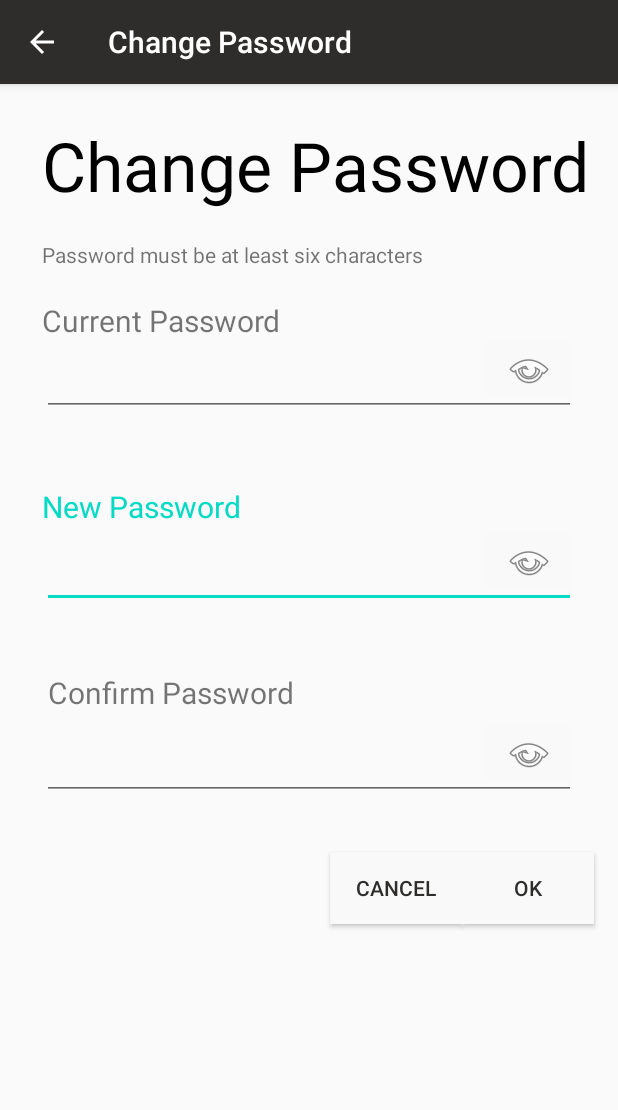
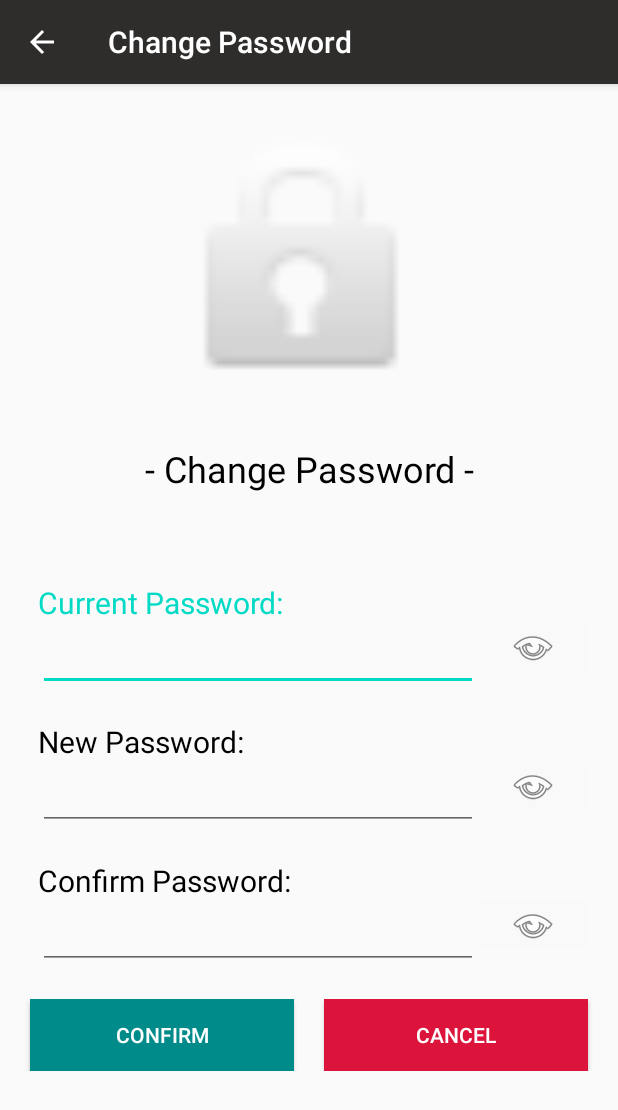
Before and after one commit to qixunnnn/MAD-Team2-Assignment, an Android app: the ChangePassActivity screen opened directly, with no data from a screen before it, on a phone screen of 412 x 824 dp. Shown: the top 1110 px of the screen. Run offline under Robolectric (Android 15) with nearby library versions, the phone set to English and light mode, and no system bars.

Commit message:
Edited design suitable for change of orientation

```diff
--- a/app/src/main/java/sg/edu/sg/mad_t02_assignment/ChangePassActivity.java
+++ b/app/src/main/java/sg/edu/sg/mad_t02_assignment/ChangePassActivity.java
@@ -28,6 +28,7 @@ public class ChangePassActivity extends AppCompatActivity {
     Button OkBtn;
     EditText et;
     TextView tv;
+    TextView em;
     private String TAG = "Learning@NP";
     private String FILENAME = "SettingActivity.java";
     private SharedPreferences changePassPreferences;
@@ -61,7 +62,6 @@ public class ChangePassActivity extends AppCompatActivity {
             R.id.EMNewPass,
             R.id.EMConfirmPass,
     };
-
     private View.OnTouchListener touch = new View.OnTouchListener() {
         @Override
         public boolean onTouch(View v, MotionEvent event) {
--- a/app/src/main/res/layout/activity_change_pass.xml
+++ b/app/src/main/res/layout/activity_change_pass.xml
@@ -1,192 +1,202 @@
 <?xml version="1.0" encoding="utf-8"?>
-<androidx.constraintlayout.widget.ConstraintLayout xmlns:android="http://schemas.android.com/apk/res/android"
+<LinearLayout xmlns:android="http://schemas.android.com/apk/res/android"
     xmlns:app="http://schemas.android.com/apk/res-auto"
     xmlns:tools="http://schemas.android.com/tools"
     android:layout_width="match_parent"
     android:layout_height="match_parent"
-    tools:context=".ChangePassActivity">
+    tools:context=".ChangePassActivity"
+    android:orientation="vertical">
 
+    <ScrollView
+        android:layout_width="match_parent"
+        android:layout_height="match_parent"
+        android:fillViewport="true"
+        >
+        <LinearLayout
+            android:layout_width="match_parent"
+            android:layout_height="wrap_content"
+            android:orientation="vertical">
+    <ImageView
+        android:layout_width="match_parent"
+        android:layout_height="200dp"
+        app:srcCompat="@android:drawable/ic_lock_idle_lock"
+        android:layout_marginTop="20dp"/>
     <TextView
         android:id="@+id/textView2"
+        android:layout_width="match_parent"
+        android:layout_height="wrap_content"
+        android:text="- Change Password -"
+        android:textColor="@color/Black"
+        android:textSize="24sp"
+        android:padding="20dp"
+        android:gravity="center"/>
+    <TextView
+        android:id="@+id/EMNewPass"
         android:layout_width="wrap_content"
         android:layout_height="wrap_content"
-        android:layout_marginStart="28dp"
-        android:layout_marginTop="24dp"
-        android:text="Change Password"
-        android:textColor="#000000"
-        android:textSize="45dp"
-        app:layout_constraintStart_toStartOf="parent"
-        app:layout_constraintTop_toTopOf="parent" />
+        android:layout_gravity="center"
+        android:text="Password must be at least six characters"
+        android:textColor="@color/Gray" />
 
-    <EditText
-        android:id="@+id/etNewPass"
-        android:layout_width="356dp"
-        android:layout_height="45dp"
-        android:layout_marginStart="28dp"
-        android:layout_marginTop="304dp"
-        android:ems="10"
-        android:inputType="textPassword"
-        app:layout_constraintStart_toStartOf="parent"
-        app:layout_constraintTop_toTopOf="parent" />
+        <TextView
+            android:id="@+id/tvCurrentPass"
+            android:layout_marginTop="20dp"
+            android:layout_width="wrap_content"
+            android:layout_height="wrap_content"
+            android:shadowColor="#606060"
+            android:text="Current Password: "
+            android:layout_marginStart="25dp"
+            android:textSize="20dp"
+            android:textColor="@color/Black"/>
+    <LinearLayout
+        android:layout_width="match_parent"
+        android:layout_height="wrap_content"
+        android:layout_gravity="center"
+        android:orientation="horizontal">
+        <EditText
+            android:id="@+id/etCurrentPass"
+            android:layout_width="0dp"
+            android:layout_height="wrap_content"
+            android:layout_marginStart="25dp"
+            android:ems="10"
+            android:layout_weight="0.8"
+            android:inputType="textPassword"
+            android:textColorHint="#FFFFFF" />
 
+        <ImageButton
+            android:id="@+id/CurrentPassBtn"
+            android:layout_width="0dp"
+            android:layout_height="wrap_content"
+            android:layout_weight="0.2"
+            android:background="#F9F9F9"
+            android:layout_marginEnd="20dp"
+            app:srcCompat="@android:drawable/ic_menu_view" />
+    </LinearLayout>
     <TextView
-        android:id="@+id/tvCurrentPass"
+        android:id="@+id/tvNewPass"
+        android:layout_marginTop="20dp"
         android:layout_width="wrap_content"
         android:layout_height="wrap_content"
-        android:layout_marginStart="28dp"
-        android:layout_marginTop="144dp"
         android:shadowColor="#606060"
-        android:text="Current Password"
+        android:text="New Password: "
+        android:layout_marginStart="25dp"
         android:textSize="20dp"
-        app:layout_constraintStart_toStartOf="parent"
-        app:layout_constraintTop_toTopOf="parent" />
+        android:textColor="@color/Black"/>
+
+    <LinearLayout
+        android:layout_width="match_parent"
+        android:layout_height="wrap_content"
+        android:layout_gravity="center"
+        android:orientation="horizontal"
+        >
+        <EditText
+            android:id="@+id/etNewPass"
+            android:layout_width="0dp"
+            android:layout_height="wrap_content"
+            android:layout_marginStart="25dp"
+            android:ems="10"
+            android:layout_weight="0.8"
+            android:inputType="textPassword"
+            android:textColorHint="#FFFFFF" />
+
+        <ImageButton
+            android:id="@+id/NewPassBtn"
+            android:layout_width="0dp"
+            android:layout_height="wrap_content"
+            android:layout_weight="0.2"
+            android:background="#F9F9F9"
+            android:layout_marginEnd="20dp"
+            app:srcCompat="@android:drawable/ic_menu_view" />
+
+    </LinearLayout>
 
     <TextView
         android:id="@+id/tvConfirmPass"
+        android:layout_marginTop="20dp"
         android:layout_width="wrap_content"
         android:layout_height="wrap_content"
-        android:layout_marginStart="32dp"
-        android:layout_marginTop="392dp"
-        android:text="Confirm Password"
+        android:shadowColor="#606060"
+        android:text="Confirm Password: "
+        android:layout_marginStart="25dp"
         android:textSize="20dp"
-        app:layout_constraintStart_toStartOf="parent"
-        app:layout_constraintTop_toTopOf="parent" />
+        android:textColor="@color/Black"/>
 
-    <EditText
-        android:id="@+id/etCurrentPass"
-        android:layout_width="356dp"
-        android:layout_height="45dp"
-        android:layout_marginStart="28dp"
-        android:layout_marginTop="176dp"
-        android:ems="10"
-        android:inputType="textPassword"
-        android:textColorHint="#FFFFFF"
-        app:layout_constraintStart_toStartOf="parent"
-        app:layout_constraintTop_toTopOf="parent" />
+    <LinearLayout
+        android:layout_width="match_parent"
+        android:layout_height="wrap_content"
+        android:layout_gravity="center"
+        android:orientation="horizontal"
+        >
+        <EditText
+            android:id="@+id/etConfirmPass"
+            android:layout_width="0dp"
+            android:layout_height="wrap_content"
+            android:layout_marginStart="25dp"
+            android:ems="10"
+            android:layout_weight="0.8"
+            android:inputType="textPassword"
+            android:textColorHint="#FFFFFF" />
+
+        <ImageButton
+            android:id="@+id/ConfirmPassBtn"
+            android:layout_width="0dp"
+            android:layout_height="wrap_content"
+            android:layout_weight="0.2"
+            android:background="#F9F9F9"
+            android:layout_marginEnd="20dp"
+            app:srcCompat="@android:drawable/ic_menu_view" />
+
+    </LinearLayout>
+
+    <LinearLayout
+        android:layout_width="match_parent"
+        android:layout_height="wrap_content"
+        android:orientation="horizontal"
+        android:gravity="center"
+        android:layout_marginTop="20dp"
+        >
+    <Button
+        android:id="@+id/OkBtn"
+        android:layout_width="0dp"
+        android:layout_height="wrap_content"
+        android:background="@color/DarkCyan"
+        android:text="Confirm"
+        android:textColor="@color/White"
+        android:layout_gravity="center"
+        android:layout_weight="1"
+        android:layout_marginStart="20dp"
+        android:layout_marginEnd="20dp"
+        />
+
+        <Button
+            android:id="@+id/CancelBtn"
+            android:layout_width="0dp"
+            android:layout_height="wrap_content"
+            android:background="@color/Crimson"
+            android:layout_weight="1"
+            android:text="@android:string/cancel"
+            android:textColor="@color/White"
+            android:layout_marginRight="20dp"/>
+
+    </LinearLayout>
 
     <TextView
         android:id="@+id/EMConfirmPass"
-        android:layout_width="353dp"
-        android:layout_height="25dp"
-        android:layout_marginStart="28dp"
-        android:layout_marginTop="488dp"
-        android:gravity="center|left"
-        android:text="New Password does not match"
-        android:textColor="#F30000"
-        app:layout_constraintStart_toStartOf="parent"
-        app:layout_constraintTop_toTopOf="parent" />
-
-    <ImageButton
-        android:id="@+id/NewPassBtn"
-        android:layout_width="57dp"
-        android:layout_height="37dp"
-        android:layout_marginStart="324dp"
-        android:layout_marginTop="300dp"
-        android:background="#F9F9F9"
-        app:layout_constraintStart_toStartOf="parent"
-        app:layout_constraintTop_toTopOf="parent"
-        app:srcCompat="@android:drawable/ic_menu_view" />
-
-    <ImageButton
-        android:id="@+id/CurrentPassBtn"
-        android:layout_width="57dp"
-        android:layout_height="37dp"
-        android:layout_marginStart="324dp"
-        android:layout_marginTop="172dp"
-        android:background="#F9F9F9"
-        app:layout_constraintStart_toStartOf="parent"
-        app:layout_constraintTop_toTopOf="parent"
-        app:srcCompat="@android:drawable/ic_menu_view" />
-
-    <TextView
-        android:id="@+id/tvNewPass"
         android:layout_width="wrap_content"
         android:layout_height="wrap_content"
-        android:layout_marginStart="28dp"
-        android:layout_marginTop="268dp"
-        android:text="New Password"
-        android:textSize="20dp"
-        app:layout_constraintStart_toStartOf="parent"
-        app:layout_constraintTop_toTopOf="parent" />
+        android:layout_gravity="center"
+        android:text="New Password does not match"
+        android:textColor="#F30000" />
 
-    <TextView
-        android:id="@+id/EMNewPass"
-        android:layout_width="353dp"
-        android:layout_height="25dp"
-        android:layout_marginStart="28dp"
-        android:layout_marginTop="356dp"
-        android:gravity="center|left"
-        android:text="Password must be at least six characters"
-        android:textColor="#F30000"
-        app:layout_constraintStart_toStartOf="parent"
-        app:layout_constraintTop_toTopOf="parent" />
 
     <TextView
         android:id="@+id/EMCurrentPass"
-        android:layout_width="353dp"
-        android:layout_height="25dp"
-        android:layout_marginStart="28dp"
-        android:layout_marginTop="228dp"
-        android:gravity="center|left"
-        android:text="Invalid Password"
-        android:textColor="#F30000"
-        app:layout_constraintStart_toStartOf="parent"
-        app:layout_constraintTop_toTopOf="parent" />
-
-    <EditText
-        android:id="@+id/etConfirmPass"
-        android:layout_width="356dp"
-        android:layout_height="45dp"
-        android:layout_marginStart="28dp"
-        android:layout_marginTop="432dp"
-        android:ems="10"
-        android:inputType="textPassword"
-        app:layout_constraintStart_toStartOf="parent"
-        app:layout_constraintTop_toTopOf="parent" />
-
-    <Button
-        android:id="@+id/CancelBtn"
         android:layout_width="wrap_content"
         android:layout_height="wrap_content"
-        android:layout_marginStart="220dp"
-        android:layout_marginTop="512dp"
-        android:background="#F9F9F9"
-        android:text="@android:string/cancel"
-        android:textColor="@color/colorPrimary"
-        app:layout_constraintStart_toStartOf="parent"
-        app:layout_constraintTop_toTopOf="parent" />
+        android:layout_gravity="center"
+        android:text="Invalid Password"
+        android:textColor="#F30000" />
+        </LinearLayout>
+    </ScrollView>
 
-    <Button
-        android:id="@+id/OkBtn"
-        android:layout_width="wrap_content"
-        android:layout_height="wrap_content"
-        android:layout_marginStart="308dp"
-        android:layout_marginTop="512dp"
-        android:background="#F9F9F9"
-        android:text="@android:string/ok"
-        android:textColor="@color/colorPrimary"
-        app:layout_constraintStart_toStartOf="parent"
-        app:layout_constraintTop_toTopOf="parent" />
-
-    <ImageButton
-        android:id="@+id/ConfirmPassBtn"
-        android:layout_width="57dp"
-        android:layout_height="37dp"
-        android:layout_marginStart="324dp"
-        android:layout_marginTop="428dp"
-        android:background="#F9F9F9"
-        app:layout_constraintStart_toStartOf="parent"
-        app:layout_constraintTop_toTopOf="parent"
-        app:srcCompat="@android:drawable/ic_menu_view" />
-
-    <TextView
-        android:id="@+id/textView40"
-        android:layout_width="wrap_content"
-        android:layout_height="wrap_content"
-        android:layout_marginStart="28dp"
-        android:layout_marginTop="104dp"
-        android:text="Password must be at least six characters"
-        app:layout_constraintStart_toStartOf="parent"
-        app:layout_constraintTop_toTopOf="parent" />
-
-</androidx.constraintlayout.widget.ConstraintLayout>
+</LinearLayout>
```
